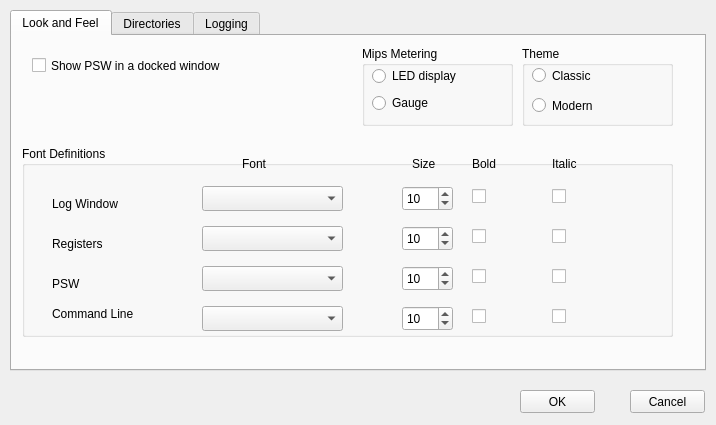
First picture: the form in HerculesStudio/HercStudio/PreferencesWin.ui, repository fsword7/hercgui, before the edit.
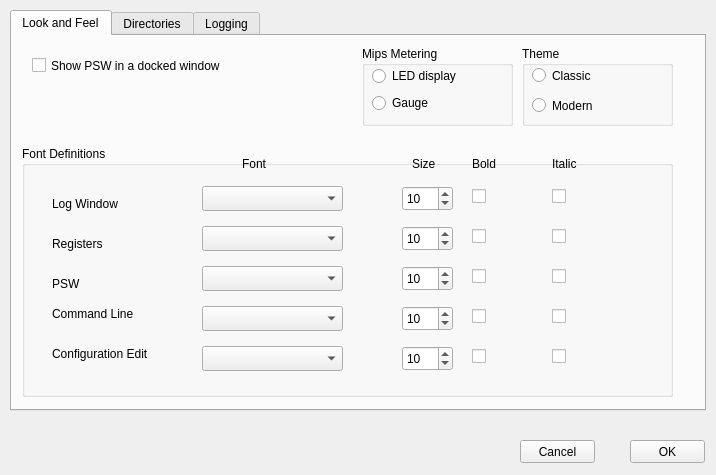
Second picture: the form after the edit.

Commit message: Added free edit tab in configuration

The edit to the form file:
```diff
--- a/HerculesStudio/HercStudio/PreferencesWin.ui
+++ b/HerculesStudio/HercStudio/PreferencesWin.ui
@@ -7,7 +7,7 @@
     <x>0</x>
     <y>0</y>
     <width>716</width>
-    <height>425</height>
+    <height>475</height>
    </rect>
   </property>
   <property name="windowTitle">
@@ -22,7 +22,7 @@
      <x>10</x>
      <y>10</y>
      <width>696</width>
-     <height>361</height>
+     <height>401</height>
     </rect>
    </property>
    <property name="currentIndex">
@@ -49,7 +49,7 @@
        <rect>
         <x>10</x>
         <y>20</y>
-        <width>95</width>
+        <width>131</width>
         <height>19</height>
        </rect>
       </property>
@@ -62,7 +62,7 @@
        <rect>
         <x>10</x>
         <y>50</y>
-        <width>95</width>
+        <width>141</width>
         <height>19</height>
        </rect>
       </property>
@@ -104,7 +104,7 @@
        <rect>
         <x>10</x>
         <y>20</y>
-        <width>91</width>
+        <width>131</width>
         <height>20</height>
        </rect>
       </property>
@@ -117,7 +117,7 @@
        <rect>
         <x>10</x>
         <y>47</y>
-        <width>91</width>
+        <width>131</width>
         <height>20</height>
        </rect>
       </property>
@@ -132,7 +132,7 @@
        <x>10</x>
        <y>110</y>
        <width>651</width>
-       <height>191</height>
+       <height>251</height>
       </rect>
      </property>
      <property name="title">
@@ -462,6 +462,74 @@
        <string>Command Line</string>
       </property>
      </widget>
+     <widget class="QLabel" name="label_13">
+      <property name="geometry">
+       <rect>
+        <x>30</x>
+        <y>200</y>
+        <width>131</width>
+        <height>16</height>
+       </rect>
+      </property>
+      <property name="text">
+       <string>Configuration Edit</string>
+      </property>
+     </widget>
+     <widget class="QCheckBox" name="italicConfiguration">
+      <property name="geometry">
+       <rect>
+        <x>530</x>
+        <y>200</y>
+        <width>79</width>
+        <height>21</height>
+       </rect>
+      </property>
+      <property name="text">
+       <string/>
+      </property>
+     </widget>
+     <widget class="QSpinBox" name="fontSizeConfiguration">
+      <property name="geometry">
+       <rect>
+        <x>380</x>
+        <y>200</y>
+        <width>51</width>
+        <height>25</height>
+       </rect>
+      </property>
+      <property name="minimum">
+       <number>4</number>
+      </property>
+      <property name="maximum">
+       <number>20</number>
+      </property>
+      <property name="value">
+       <number>10</number>
+      </property>
+     </widget>
+     <widget class="QCheckBox" name="boldConfiguration">
+      <property name="geometry">
+       <rect>
+        <x>450</x>
+        <y>200</y>
+        <width>79</width>
+        <height>21</height>
+       </rect>
+      </property>
+      <property name="text">
+       <string/>
+      </property>
+     </widget>
+     <widget class="QComboBox" name="fontNameConfiguration">
+      <property name="geometry">
+       <rect>
+        <x>180</x>
+        <y>200</y>
+        <width>141</width>
+        <height>25</height>
+       </rect>
+      </property>
+     </widget>
     </widget>
    </widget>
    <widget class="QWidget" name="directoriesTab">
@@ -660,8 +728,8 @@
   <widget class="QPushButton" name="okButton">
    <property name="geometry">
     <rect>
-     <x>520</x>
-     <y>390</y>
+     <x>630</x>
+     <y>440</y>
      <width>75</width>
      <height>23</height>
     </rect>
@@ -673,8 +741,8 @@
   <widget class="QPushButton" name="cancelButton">
    <property name="geometry">
     <rect>
-     <x>630</x>
-     <y>390</y>
+     <x>520</x>
+     <y>440</y>
      <width>75</width>
      <height>23</height>
     </rect>
```
The commit also changes 20 other files.
